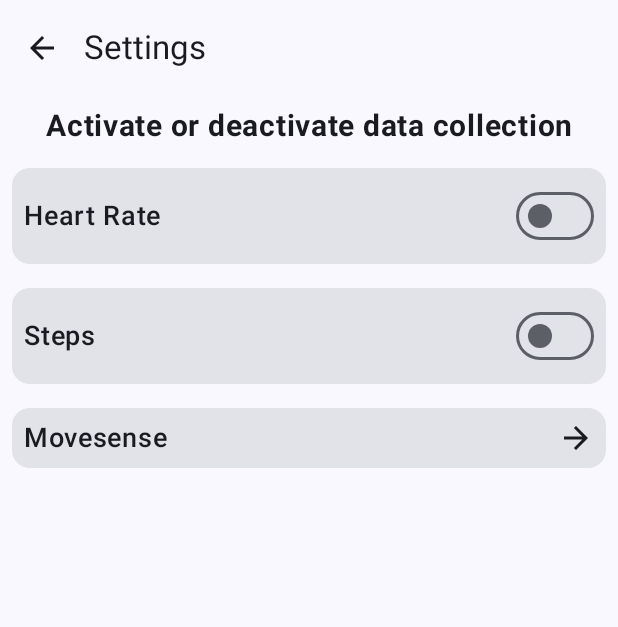
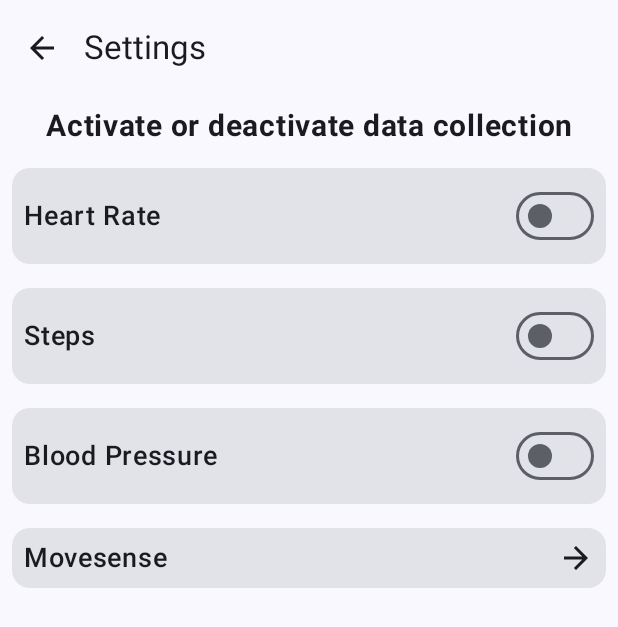
Before and after one commit to ff225/HealthConnectPlus, an Android app built with Jetpack Compose: the SettingsScreen screen opened through its navigation route, on a phone screen of 412 x 824 dp. Shown: the top 627 px of the screen. Run offline under Robolectric (Android 15) with nearby library versions, the phone set to English and light mode, and no system bars; libraries missing offline, so code that uses them is left out: androidx.health.connect, com.movesense.mds; 5 statements that could not run were skipped.

Commit message:
add blood pressure data collection settings to SettingsScreen and route to DataSettingsScreen

```diff
--- a/app/src/main/java/com/research/healthconnectplus/screen/settings/SettingsScreen.kt
+++ b/app/src/main/java/com/research/healthconnectplus/screen/settings/SettingsScreen.kt
@@ -55,6 +55,7 @@ fun SettingsScreen(navController: NavController? = null) {
     val context = LocalContext.current
     val preferencesManager = PreferencesManager(context)
 
+
     var collectStepsData by remember {
         mutableStateOf(preferencesManager.getCollectStepData())
     }
@@ -63,12 +64,20 @@ fun SettingsScreen(navController: NavController? = null) {
         mutableStateOf(preferencesManager.getCollectHeartRateData())
     }
 
+    var collectBloodPressureData by remember {
+        mutableStateOf(preferencesManager.getCollectBloodPressureData())
+    }
+
     MyScaffold(
         title = SettingsScreen.title,
         showBackButton = true,
         navController = navController,
     ) {
-        Column(Modifier.padding(it).fillMaxSize()) {
+        Column(
+            Modifier
+                .padding(it)
+                .fillMaxSize()
+        ) {
             Text(
                 "Activate or deactivate data collection",
                 fontSize = 20.sp,
@@ -78,9 +87,14 @@ fun SettingsScreen(navController: NavController? = null) {
                     .padding(8.dp)
                     .fillMaxWidth()
             )
+
+            //  clickable to open specific screen
             SettingsScreenContent(
                 "Heart Rate",
                 collectHeartData,
+                toDataSettings = {
+                    navController?.navigate(DataSettingsScreen.createRoute("heart_rate"))
+                },
                 updateStatus = { newStatus ->
                     collectHeartData = newStatus
                     preferencesManager.setCollectHeartRateData(newStatus)
@@ -109,6 +123,9 @@ fun SettingsScreen(navController: NavController? = null) {
             SettingsScreenContent(
                 "Steps",
                 collectStepsData,
+                toDataSettings = {
+                    navController?.navigate(DataSettingsScreen.createRoute("steps"))
+                },
                 updateStatus = { newStatus ->
                     collectStepsData = newStatus
                     preferencesManager.setCollectStepData(newStatus)
@@ -133,6 +150,19 @@ fun SettingsScreen(navController: NavController? = null) {
                                         "Step data collection stopped"
                                     )
                                 }
+                    }
+                }
+            )
+            SettingsScreenContent(
+                "Blood Pressure",
+                collectBloodPressureData,
+                updateStatus = { newStatus ->
+                    collectBloodPressureData = newStatus
+                    preferencesManager.setCollectBloodPressureData(newStatus)
+
+                    when (newStatus) {
+                        true -> Log.d("SettingsScreen", "Blood Pressure data collection started")
+                        false -> Log.d("SettingsScreen", "Blood Pressure data collection stopped")
                     }
                 }
             )
@@ -176,13 +206,17 @@ fun SettingsScreenPreview() {
 fun SettingsScreenContent(
     hcType: String = "",
     collect: Boolean = false,
-    updateStatus: (Boolean) -> Unit = {}
+    updateStatus: (Boolean) -> Unit = {},
+    toDataSettings: () -> Unit = {},
 ) {
 
     Card(
         modifier = Modifier
             .fillMaxWidth()
             .padding(8.dp)
+            .clickable {
+                toDataSettings()
+            }
     ) {
         Row(
             modifier = Modifier
```
